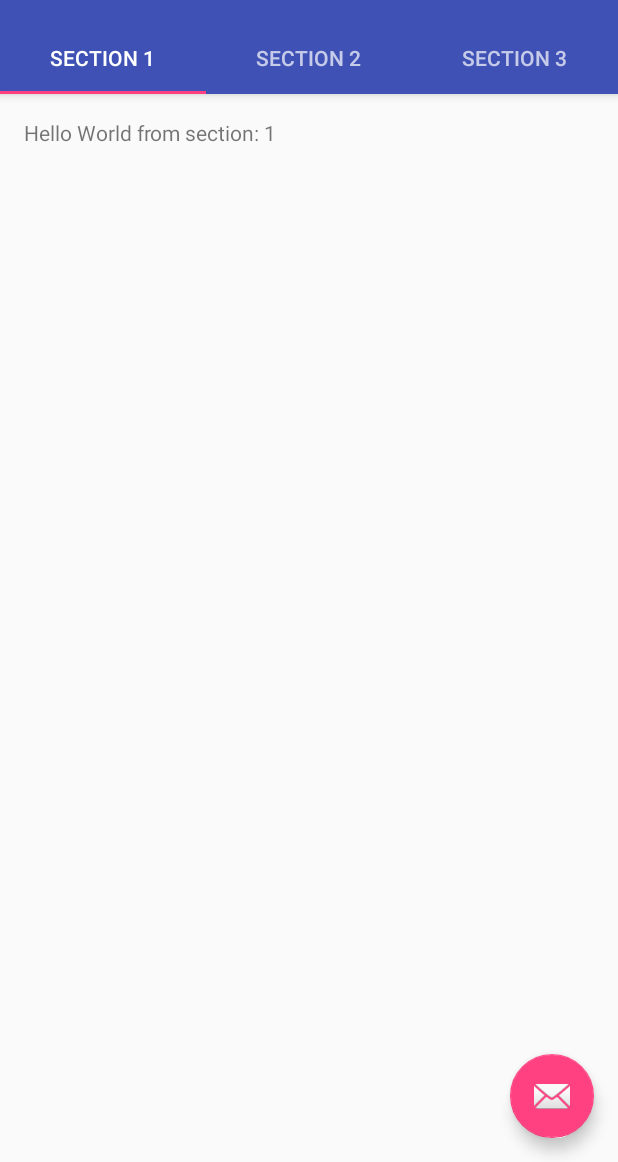
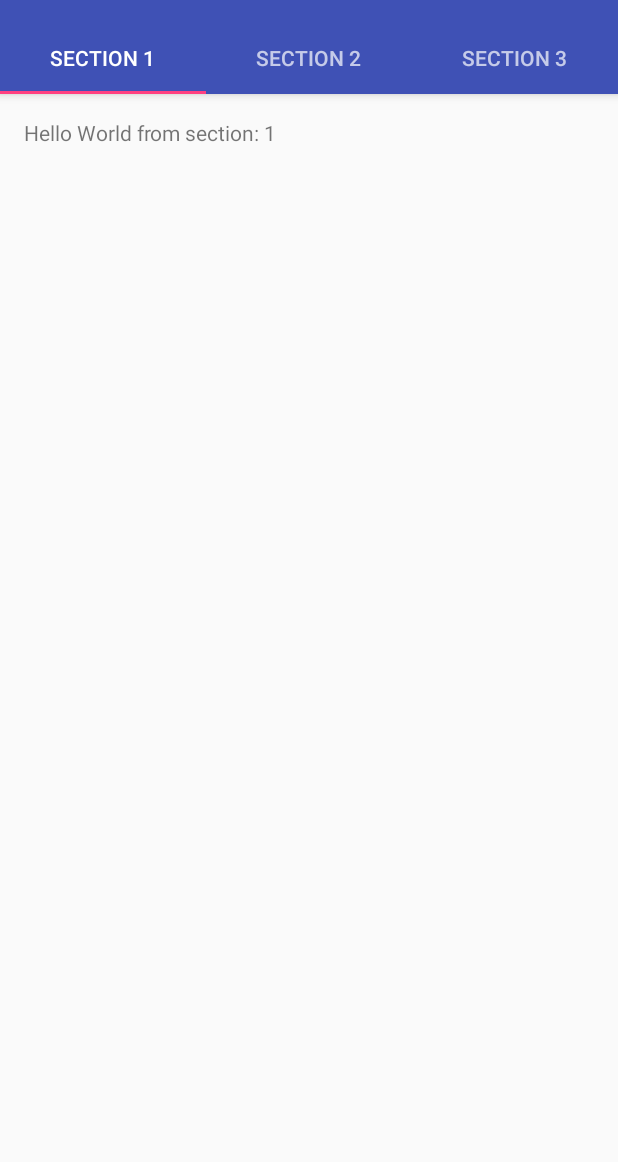
Before and after one commit to Roizus/BurnChat, an Android app: the screen it shows after launch (MainActivity), on a phone screen of 412 x 824 dp, the part 74-1236 px from its top. Run offline under Robolectric (Android 15) with nearby library versions, the phone set to English and light mode, and no system bars.

Commit message:
Remove icon e-mail

```diff
--- a/app/src/main/java/es/dev_burnchat/burnchat/MainActivity.java
+++ b/app/src/main/java/es/dev_burnchat/burnchat/MainActivity.java
@@ -1,22 +1,18 @@
 package es.dev_burnchat.burnchat;
 
+import android.os.Bundle;
 import android.support.design.widget.TabLayout;
-import android.support.design.widget.FloatingActionButton;
-import android.support.design.widget.Snackbar;
-import android.support.v7.app.AppCompatActivity;
-import android.support.v7.widget.Toolbar;
-
 import android.support.v4.app.Fragment;
 import android.support.v4.app.FragmentManager;
 import android.support.v4.app.FragmentPagerAdapter;
 import android.support.v4.view.ViewPager;
-import android.os.Bundle;
+import android.support.v7.app.AppCompatActivity;
+import android.support.v7.widget.Toolbar;
 import android.view.LayoutInflater;
 import android.view.Menu;
 import android.view.MenuItem;
 import android.view.View;
 import android.view.ViewGroup;
-
 import android.widget.TextView;
 
 public class MainActivity extends AppCompatActivity {
@@ -54,14 +50,14 @@ public class MainActivity extends AppCompatActivity {
         TabLayout tabLayout = (TabLayout) findViewById(R.id.tabs);
         tabLayout.setupWithViewPager(mViewPager);
 
-      FloatingActionButton fab = (FloatingActionButton) findViewById(R.id.fab);
+      /*FloatingActionButton fab = (FloatingActionButton) findViewById(R.id.fab);
       fab.setOnClickListener(new View.OnClickListener() {
           @Override
           public void onClick(View view) {
               Snackbar.make(view, "Replace with your own action", Snackbar.LENGTH_LONG)
                       .setAction("Action", null).show();
           }
-      });
+      });*/
 
     }
 
--- a/app/src/main/res/layout/activity_main.xml
+++ b/app/src/main/res/layout/activity_main.xml
@@ -38,12 +38,4 @@
         android:layout_height="match_parent"
         app:layout_behavior="@string/appbar_scrolling_view_behavior" />
 
-    <android.support.design.widget.FloatingActionButton
-        android:id="@+id/fab"
-        android:layout_width="wrap_content"
-        android:layout_height="wrap_content"
-        android:layout_gravity="end|bottom"
-        android:layout_margin="@dimen/fab_margin"
-        android:src="@android:drawable/ic_dialog_email" />
-
 </android.support.design.widget.CoordinatorLayout>
```
